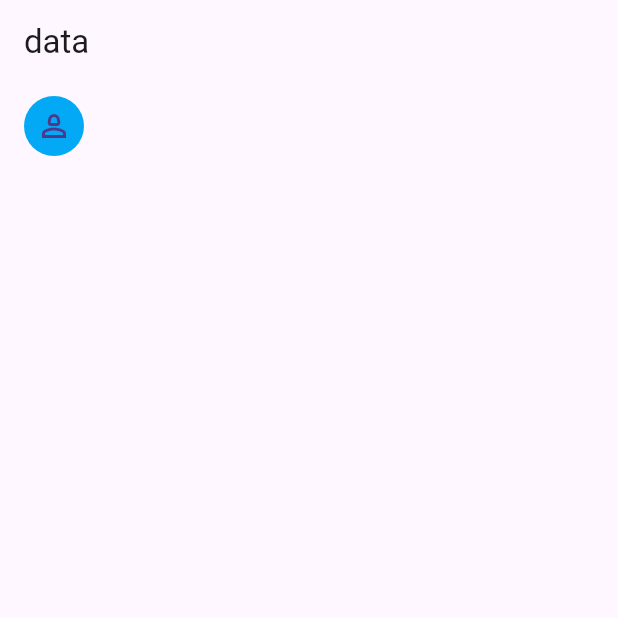
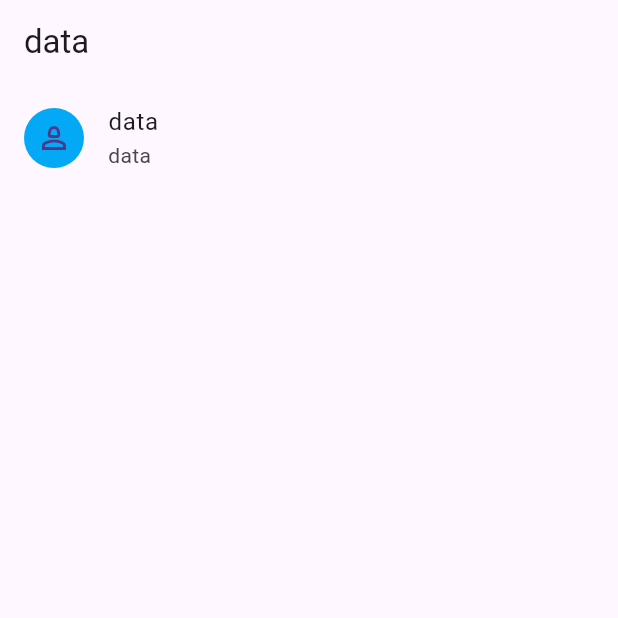
Before and after one commit to jeronimoAbdala/curso_devtalles_gemini_app, a Flutter app: the screen it shows after launch, on a phone screen of 412 x 824 dp, the top half of it. Run offline on Flutter 3.47's test engine with Material 3 defaults, Android fonts, the light colour scheme and no system bars; our stand-ins replace go_router.

Commit message:
navegacion entre pantallas

```diff
--- a/lib/presentation/screens/home/home_screen.dart
+++ b/lib/presentation/screens/home/home_screen.dart
@@ -1,4 +1,5 @@
 import 'package:flutter/material.dart';
+import 'package:go_router/go_router.dart';
 
 class HomeScreen extends StatelessWidget {
   const HomeScreen({super.key});
@@ -19,7 +20,10 @@ class HomeScreen extends StatelessWidget {
               backgroundColor: Colors.lightBlue,
               child: Icon(Icons.person_2_outlined),
             ),
-          )
+            title: const Text('data'),
+            subtitle: const Text('data'),
+            onTap: () => context.push('/basic-prompt')),
+
         ],
       ),
     );
```
